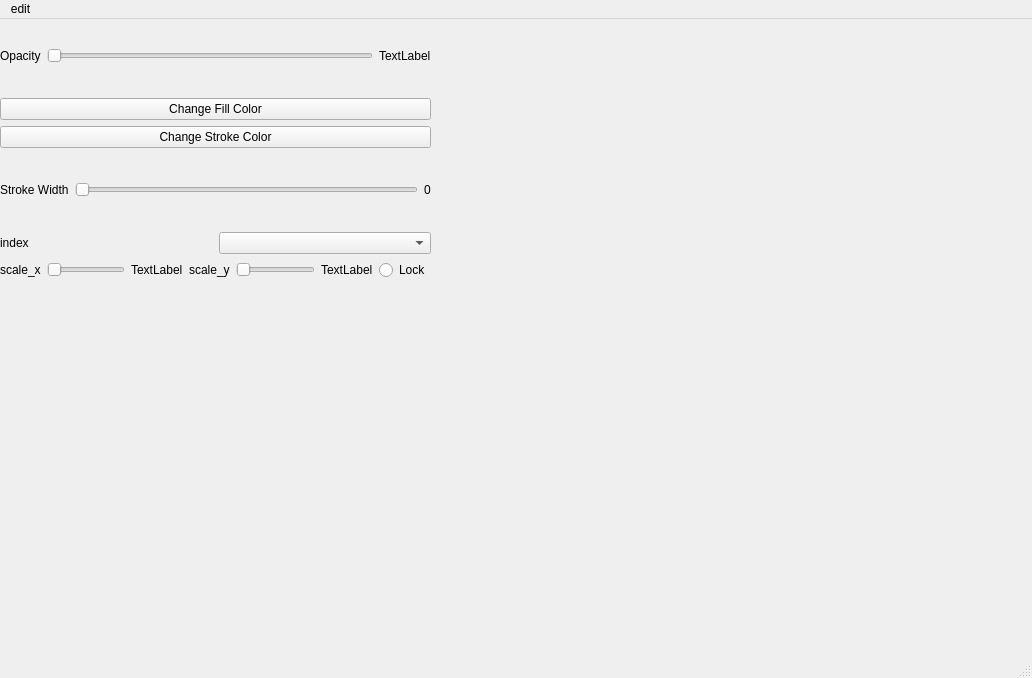
This is mainwindow.ui in CTouch/OOP as Qt 5 draws it before an edit. The edited form follows.
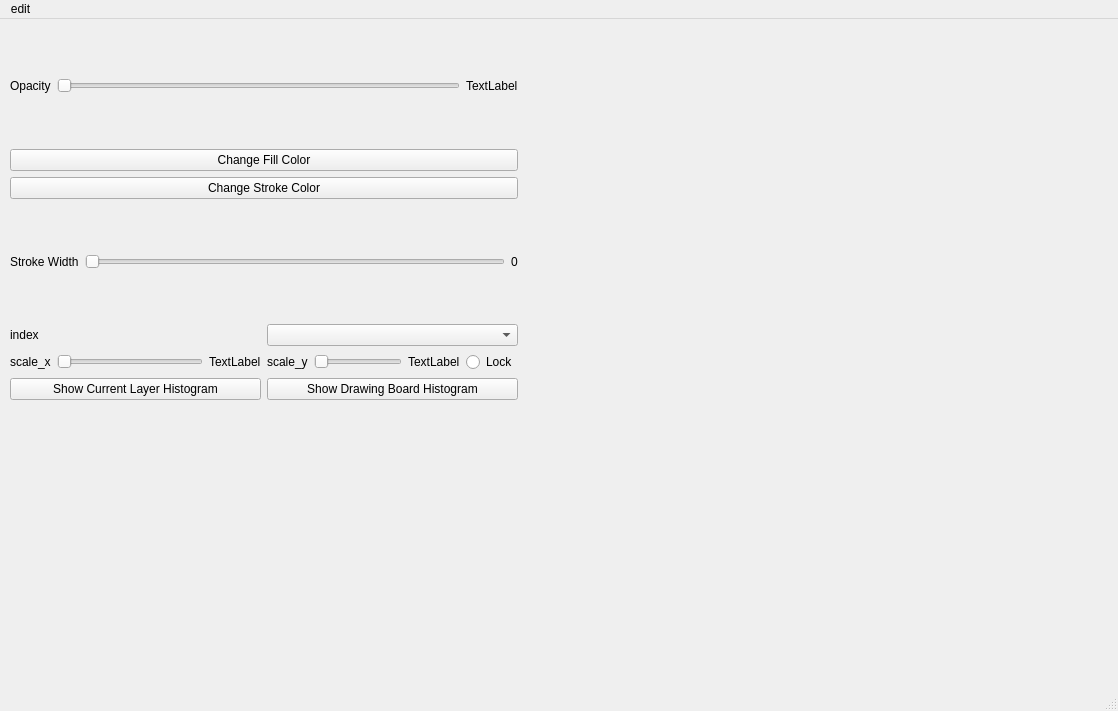
This is the edited form. Custom widgets are drawn as their Qt base class.

Diff of the .ui file:
```diff
--- a/mainwindow.ui
+++ b/mainwindow.ui
@@ -6,8 +6,8 @@
    <rect>
     <x>0</x>
     <y>0</y>
-    <width>1032</width>
-    <height>678</height>
+    <width>1118</width>
+    <height>711</height>
    </rect>
   </property>
   <property name="windowTitle">
@@ -17,10 +17,10 @@
    <widget class="QWidget" name="layoutWidget">
     <property name="geometry">
      <rect>
-      <x>0</x>
-      <y>0</y>
-      <width>431</width>
-      <height>261</height>
+      <x>10</x>
+      <y>10</y>
+      <width>508</width>
+      <height>371</height>
      </rect>
     </property>
     <layout class="QVBoxLayout" name="verticalLayout">
@@ -163,13 +163,31 @@
        </item>
       </layout>
      </item>
+     <item>
+      <layout class="QHBoxLayout" name="horizontalLayout_8">
+       <item>
+        <widget class="QPushButton" name="buttonShowCurrentlayerHist">
+         <property name="text">
+          <string>Show Current Layer Histogram</string>
+         </property>
+        </widget>
+       </item>
+       <item>
+        <widget class="QPushButton" name="buttonShowDraingBoardHist">
+         <property name="text">
+          <string>Show Drawing Board Histogram</string>
+         </property>
+        </widget>
+       </item>
+      </layout>
+     </item>
     </layout>
    </widget>
    <widget class="DrawingBoard" name="drawingboard" native="true">
     <property name="geometry">
      <rect>
-      <x>440</x>
-      <y>0</y>
+      <x>530</x>
+      <y>10</y>
       <width>581</width>
       <height>631</height>
      </rect>
@@ -181,8 +199,8 @@
     <rect>
      <x>0</x>
      <y>0</y>
-     <width>1032</width>
-     <height>22</height>
+     <width>1118</width>
+     <height>26</height>
     </rect>
    </property>
    <widget class="QMenu" name="edit">
```
